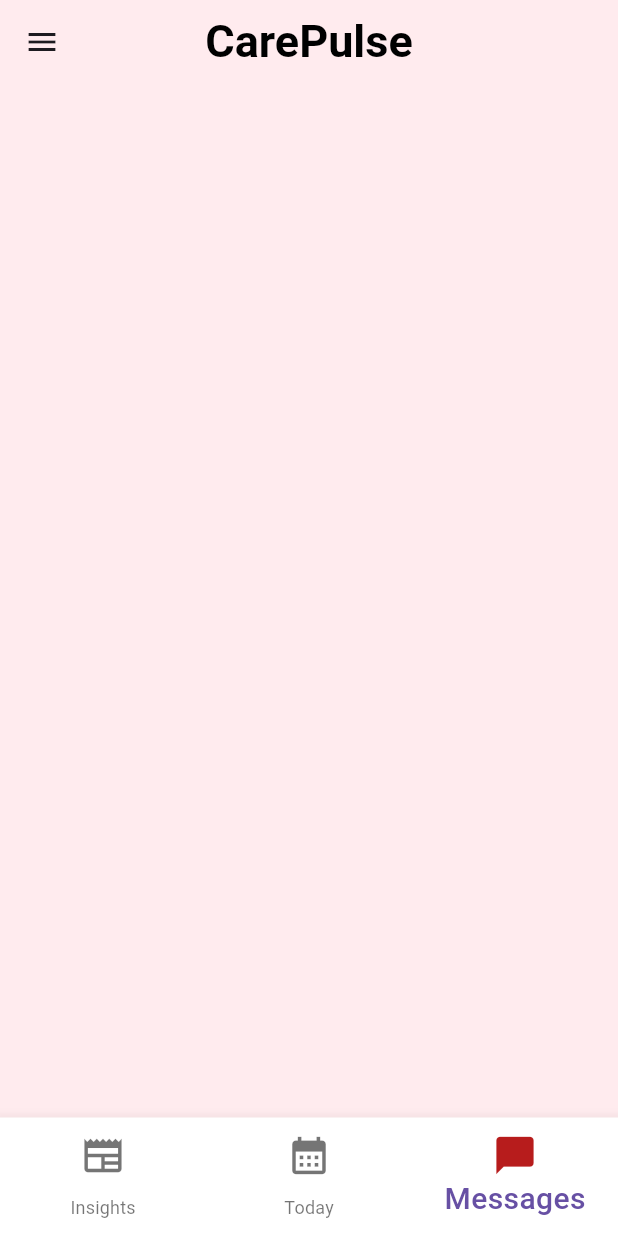
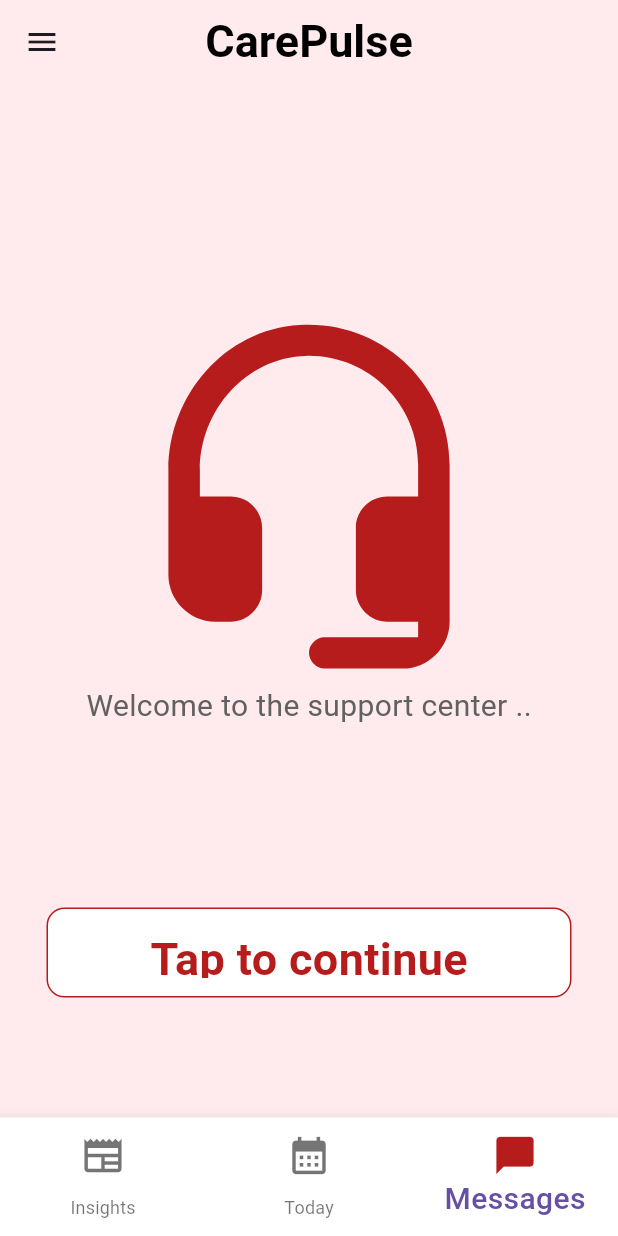
Before and after one commit to frankamale/carePulse, a Flutter app: the screen it shows after launch, item 3 of the bottom bar chosen, on a phone screen of 412 x 824 dp. Run offline on Flutter 3.47's test engine with Material 3 defaults, Android fonts, the light colour scheme and no system bars; missing offline and left inert: kommunicate_flutter.

Commit message:
Included chatbot and messages page

```diff
--- a/lib/pages/4_messages.dart
+++ b/lib/pages/4_messages.dart
@@ -1,7 +1,10 @@
 import 'package:flutter/material.dart';
+import 'package:kommunicate_flutter/kommunicate_flutter.dart';
+
 
 class Messages extends StatefulWidget {
   const Messages({super.key});
+
 
   @override
   State<Messages> createState() => _MessagesState();
@@ -10,6 +13,75 @@ class Messages extends StatefulWidget {
 class _MessagesState extends State<Messages> {
   @override
   Widget build(BuildContext context) {
-    return Container();
+    return Scaffold(
+        appBar: null,
+      body: Container(
+
+        child: Column(
+          children: [
+            SizedBox(height: 150,),
+
+            Icon(
+              Icons.headset_mic_rounded,
+              size: 250,
+              color: Colors.red[900],
+            ),
+            Text('Welcome to the support center ..',
+              style: TextStyle(
+                fontSize: 20,
+                color: Colors.grey[700]
+              ),
+            ),
+            SizedBox(height: 120,),
+            Center(
+              child: GestureDetector(
+                onTap: ()async {
+                  chatScreen();
+                },
+                child: Container(
+                  width: 350,
+                  height: 60,
+                  decoration:  BoxDecoration(
+                    borderRadius: BorderRadius.circular(12),
+                    color: Colors.white,
+                    border: Border.all(color: Colors.red.shade900)
+                  ),
+                  child:  Padding(
+                    padding: const EdgeInsets.all(12.0),
+                    child: Center(
+                      child: Text(
+                        'Tap to continue',
+                        style: TextStyle(
+                          fontSize: 30,
+                          fontWeight: FontWeight.bold,
+                          color: Colors.red[900]
+                        ),
+                      ),
+                    ),
+                  ),
+                ),
+              ),
+            ),
+          ],
+        ),
+      ),
+
+    );
+
+  }
+  void chatScreen(){
+
+    dynamic conversationObject = {
+      'appId': '3af0c77918ba484a5317c22e930e4196d',
+      // The [APP_ID](https://dashboard.kommunicate.io/settings/install) obtained from kommunicate dashboard.
+    };
+
+    KommunicateFlutterPlugin.buildConversation(conversationObject)
+        .then((clientConversationId) {
+      print("Conversation builder success : " +
+          clientConversationId.toString());
+    }).catchError((error) {
+      print("Conversation builder error : " + error.toString());
+    });
   }
 }
--- a/pubspec.yaml
+++ b/pubspec.yaml
@@ -28,8 +28,11 @@ environment:
 # the latest version available on pub.dev. To see which dependencies have newer
 # versions available, run `flutter pub outdated`.
 dependencies:
+
   flutter:
     sdk: flutter
+  kommunicate_flutter: ^1.8.0
+
 
 
   # The following adds the Cupertino Icons font to your application.
```
Also changed, not shown: pubspec.lock, 3 other files.
